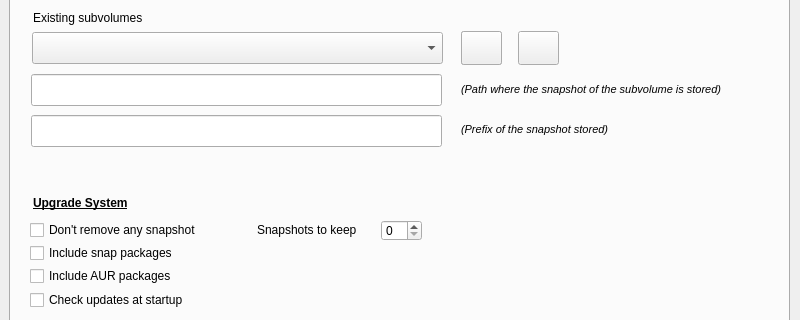
Above: buttermanager/ui/MainWindow.ui from egara/buttermanager before the change; both pictures show x 0 to 800 and y 126 to 446 of the 800 by 800 pixel window. Below: the same form after it.
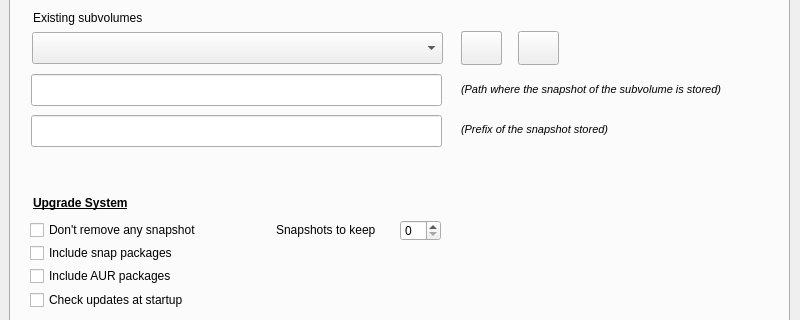
That is the form after the change. The open tabs and pages were chosen to show the change.

The edit to the form file:
```diff
--- a/buttermanager/ui/MainWindow.ui
+++ b/buttermanager/ui/MainWindow.ui
@@ -405,7 +405,7 @@
            <rect>
             <x>19</x>
             <y>309</y>
-            <width>201</width>
+            <width>241</width>
             <height>22</height>
            </rect>
           </property>
@@ -462,7 +462,7 @@
          <widget class="QSpinBox" name="spinbox_snapshots_to_keep">
           <property name="geometry">
            <rect>
-            <x>370</x>
+            <x>389</x>
             <y>310</y>
             <width>41</width>
             <height>21</height>
@@ -472,7 +472,7 @@
          <widget class="QLabel" name="label_snapshots_to_keep">
           <property name="geometry">
            <rect>
-            <x>246</x>
+            <x>265</x>
             <y>310</y>
             <width>121</width>
             <height>20</height>
@@ -588,7 +588,7 @@
            <rect>
             <x>450</x>
             <y>170</y>
-            <width>301</width>
+            <width>311</width>
             <height>18</height>
            </rect>
           </property>
```
Left out of the diff: 2 changed lines with no effect on the pictures.
